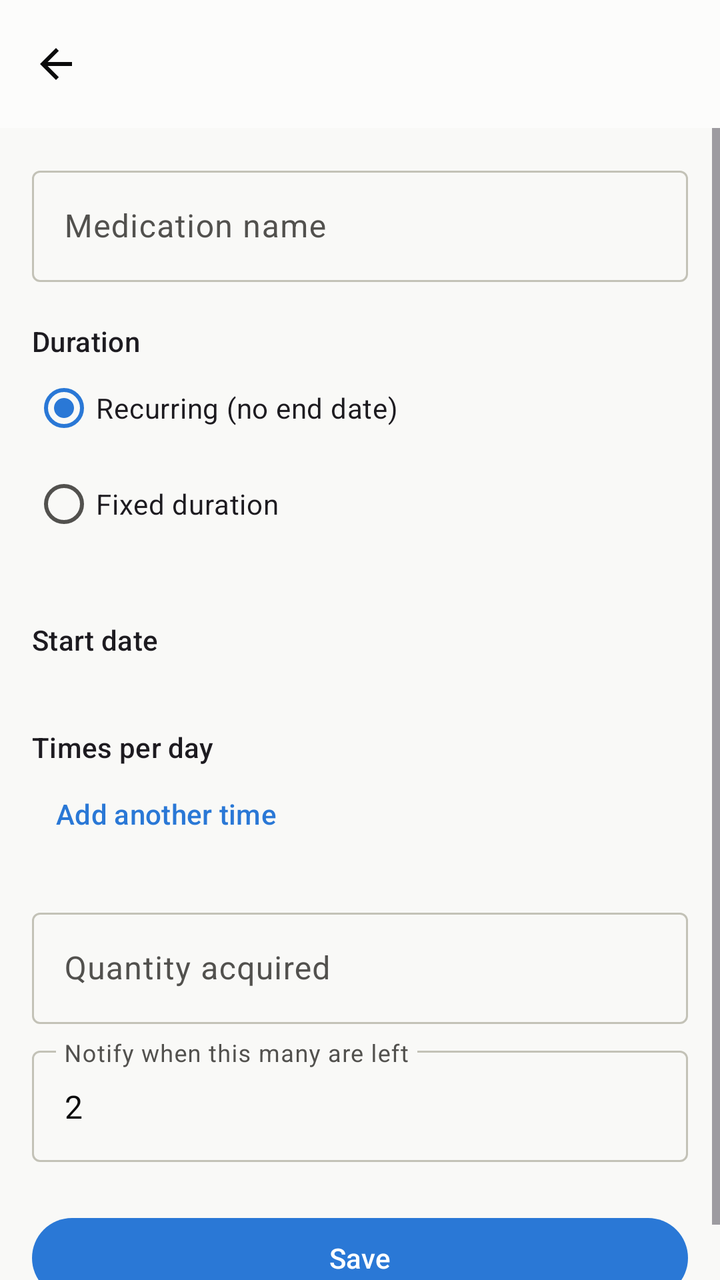
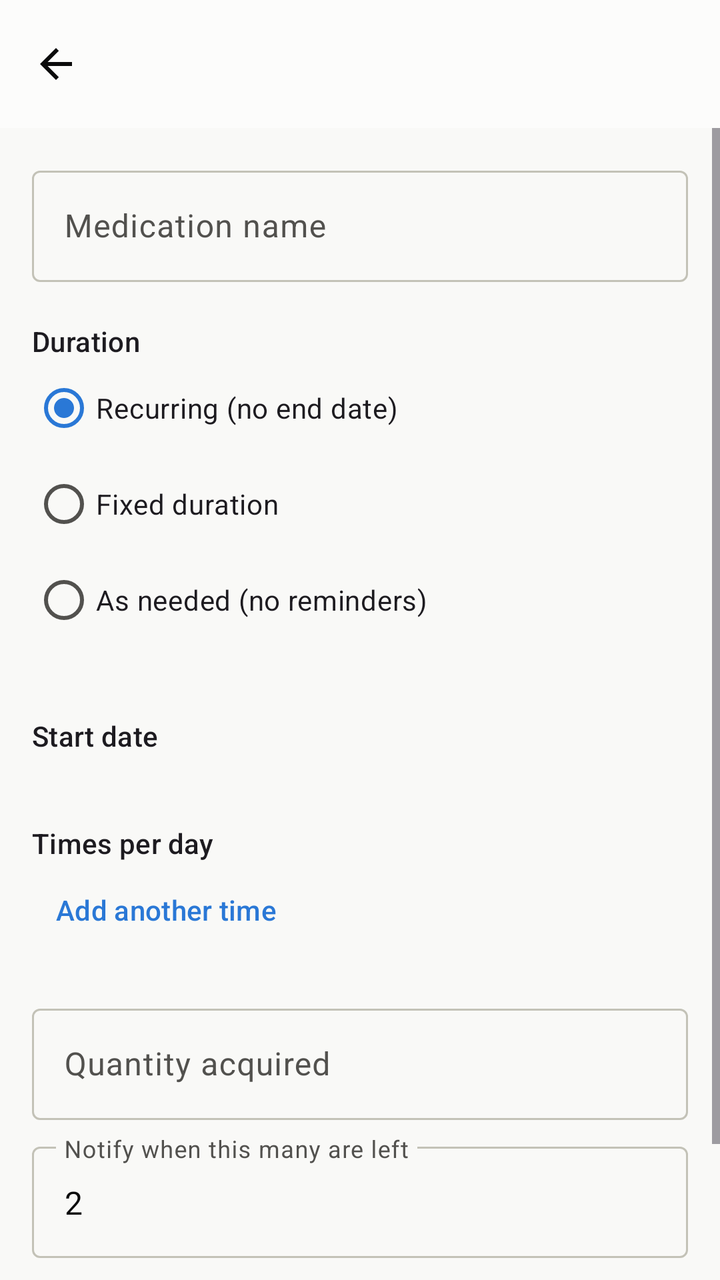

The first picture is an Android layout as it rendered before a commit; the second is the same layout after the commit. The layout source and the unified diff follow.
<!-- AndroidManifest.xml: application theme Theme.MedMe -->
<!-- res/layout/activity_add_edit_medication.xml -->
<?xml version="1.0" encoding="utf-8"?>
<LinearLayout xmlns:android="http://schemas.android.com/apk/res/android"
    xmlns:app="http://schemas.android.com/apk/res-auto"
    android:id="@+id/rootLayout"
    android:layout_width="match_parent"
    android:layout_height="match_parent"
    android:orientation="vertical">

    <androidx.appcompat.widget.Toolbar
        android:id="@+id/toolbar"
        android:layout_width="match_parent"
        android:layout_height="?attr/actionBarSize"
        android:background="?attr/colorSurface"
        app:navigationIcon="@drawable/ic_back" />

    <ScrollView
        android:layout_width="match_parent"
        android:layout_height="match_parent">

        <LinearLayout
            android:layout_width="match_parent"
            android:layout_height="wrap_content"
            android:orientation="vertical"
            android:padding="16dp">

            <com.google.android.material.textfield.TextInputLayout
                android:layout_width="match_parent"
                android:layout_height="wrap_content"
                android:hint="@string/hint_medication_name">

                <com.google.android.material.textfield.TextInputEditText
                    android:id="@+id/editMedName"
                    android:layout_width="match_parent"
                    android:layout_height="wrap_content" />

            </com.google.android.material.textfield.TextInputLayout>

            <TextView
                android:layout_width="match_parent"
                android:layout_height="wrap_content"
                android:layout_marginTop="20dp"
                android:text="@string/label_duration"
                android:textAppearance="?attr/textAppearanceTitleSmall" />

            <RadioGroup
                android:id="@+id/radioGroupDuration"
                android:layout_width="match_parent"
                android:layout_height="wrap_content">

                <RadioButton
                    android:id="@+id/radioRecurring"
                    android:layout_width="match_parent"
                    android:layout_height="wrap_content"
                    android:checked="true"
                    android:text="@string/duration_recurring" />

                <RadioButton
                    android:id="@+id/radioFixedDays"
                    android:layout_width="match_parent"
                    android:layout_height="wrap_content"
                    android:text="@string/duration_fixed_days" />

            </RadioGroup>

            <LinearLayout
                android:id="@+id/layoutTotalDays"
                android:layout_width="match_parent"
                android:layout_height="wrap_content"
                android:layout_marginTop="8dp"
                android:gravity="center_vertical"
                android:orientation="horizontal"
                android:visibility="gone">

                <com.google.android.material.textfield.TextInputLayout
                    android:layout_width="0dp"
                    android:layout_height="wrap_content"
                    android:layout_weight="1"
                    android:hint="@string/hint_total_days">

                    <com.google.android.material.textfield.TextInputEditText
                        android:id="@+id/editTotalDays"
                        android:layout_width="match_parent"
                        android:layout_height="wrap_content"
                        android:inputType="number" />

                </com.google.android.material.textfield.TextInputLayout>

                <Spinner
                    android:id="@+id/spinnerDurationUnit"
                    android:layout_width="wrap_content"
                    android:layout_height="wrap_content"
                    android:layout_marginStart="8dp"
                    android:entries="@array/duration_units" />

            </LinearLayout>

            <LinearLayout
                android:layout_width="match_parent"
                android:layout_height="wrap_content"
                android:layout_marginTop="20dp"
                android:gravity="center_vertical"
                android:orientation="horizontal">

                <TextView
                    android:layout_width="0dp"
                    android:layout_height="wrap_content"
                    android:layout_weight="1"
                    android:text="@string/label_start_date"
                    android:textAppearance="?attr/textAppearanceTitleSmall" />

                <Button
                    android:id="@+id/buttonPickStartDate"
                    style="?attr/borderlessButtonStyle"
                    android:layout_width="wrap_content"
                    android:layout_height="wrap_content" />

            </LinearLayout>

            <TextView
                android:layout_width="match_parent"
                android:layout_height="wrap_content"
                android:layout_marginTop="20dp"
                android:text="@string/label_dose_times"
                android:textAppearance="?attr/textAppearanceTitleSmall" />

            <LinearLayout
                android:id="@+id/containerDoseTimes"
                android:layout_width="match_parent"
                android:layout_height="wrap_content"
                android:orientation="vertical" />

            <Button
                android:id="@+id/buttonAddTimeSlot"
                style="?attr/borderlessButtonStyle"
                android:layout_width="wrap_content"
                android:layout_height="wrap_content"
                android:layout_gravity="start"
                android:text="@string/add_another_time" />

            <LinearLayout
                android:id="@+id/layoutInitialQuantity"
                android:layout_width="match_parent"
                android:layout_height="wrap_content"
                android:orientation="vertical">

                <com.google.android.material.textfield.TextInputLayout
                    android:layout_width="match_parent"
                    android:layout_height="wrap_content"
                    android:layout_marginTop="20dp"
                    android:hint="@string/hint_initial_quantity">

                    <com.google.android.material.textfield.TextInputEditText
                        android:id="@+id/editInitialQuantity"
                        android:layout_width="match_parent"
                        android:layout_height="wrap_content"
                        android:inputType="number" />

                </com.google.android.material.textfield.TextInputLayout>

            </LinearLayout>

            <com.google.android.material.textfield.TextInputLayout
                android:layout_width="match_parent"
                android:layout_height="wrap_content"
                android:layout_marginTop="8dp"
                android:hint="@string/hint_low_stock_threshold">

                <com.google.android.material.textfield.TextInputEditText
                    android:id="@+id/editLowStockThreshold"
                    android:layout_width="match_parent"
                    android:layout_height="wrap_content"
                    android:inputType="number"
                    android:text="@string/default_low_stock_threshold" />

            </com.google.android.material.textfield.TextInputLayout>

            <Button
                android:id="@+id/buttonSave"
                android:layout_width="match_parent"
                android:layout_height="wrap_content"
                android:layout_marginTop="24dp"
                android:text="@string/action_save" />

        </LinearLayout>

    </ScrollView>

</LinearLayout>
<!-- resources referenced by this layout -->
<resources>
  <string-array name="duration_units">
          <item>Days</item>
          <item>Weeks</item>
          <item>Months</item>
      </string-array>
  <!-- drawable ic_back (drawable) -->
  <vector xmlns:android="http://schemas.android.com/apk/res/android"
      android:width="24dp"
      android:height="24dp"
      android:viewportWidth="24"
      android:viewportHeight="24"
      android:tint="?attr/colorOnSurface">
      <path
          android:fillColor="@android:color/white"
          android:pathData="M20,11H7.83l5.59,-5.59L12,4l-8,8 8,8 1.41,-1.41L7.83,13H20v-2z" />
  </vector>
  <string name="action_save">Save</string>
  <string name="add_another_time">Add another time</string>
  <string name="default_low_stock_threshold">2</string>
  <string name="duration_fixed_days">Fixed duration</string>
  <string name="duration_recurring">Recurring (no end date)</string>
  <string name="hint_initial_quantity">Quantity acquired</string>
  <string name="hint_low_stock_threshold">Notify when this many are left</string>
  <string name="hint_medication_name">Medication name</string>
  <string name="hint_total_days">Duration</string>
  <string name="label_dose_times">Times per day</string>
  <string name="label_duration">Duration</string>
  <string name="label_start_date">Start date</string>
  <style name="Theme.MedMe" parent="Theme.Material3.DayNight.NoActionBar">
          <item name="colorPrimary">@color/md_primary</item>
          <item name="colorOnPrimary">@color/md_on_primary</item>
          <item name="colorPrimaryContainer">@color/md_primary_container</item>
          <item name="colorOnPrimaryContainer">@color/md_on_primary_container</item>
          <item name="colorSurface">@color/md_surface</item>
          <item name="colorOnSurface">@color/md_on_surface</item>
          <item name="colorOnSurfaceVariant">@color/md_on_surface_variant</item>
          <item name="android:colorBackground">@color/md_background</item>
          <item name="colorOutline">@color/md_outline</item>
          <item name="android:statusBarColor">@color/md_surface</item>
          <item name="android:windowLightStatusBar" tools:targetApi="m">true</item>
      </style>
  <color name="md_primary">#2a78d6</color>
  <color name="md_on_primary">#ffffff</color>
  <color name="md_primary_container">#cde2fb</color>
  <color name="md_on_primary_container">#0d366b</color>
  <color name="md_surface">#fcfcfb</color>
  <color name="md_on_surface">#0b0b0b</color>
  <color name="md_on_surface_variant">#52514e</color>
  <color name="md_background">#f9f9f7</color>
  <color name="md_outline">#c3c2b7</color>
</resources>

<!-- the commit's change to res/layout/activity_add_edit_medication.xml (unified diff, before → after) -->
@@ -60,6 +60,12 @@
                     android:layout_height="wrap_content"
                     android:text="@string/duration_fixed_days" />
 
+                <RadioButton
+                    android:id="@+id/radioAsNeeded"
+                    android:layout_width="match_parent"
+                    android:layout_height="wrap_content"
+                    android:text="@string/duration_as_needed" />
+
             </RadioGroup>
 
             <LinearLayout
@@ -95,47 +101,65 @@
             </LinearLayout>
 
             <LinearLayout
-                android:layout_width="match_parent"
-                android:layout_height="wrap_content"
-                android:layout_marginTop="20dp"
-                android:gravity="center_vertical"
-                android:orientation="horizontal">
+                android:id="@+id/layoutScheduleSection"
+                android:layout_width="match_parent"
+                android:layout_height="wrap_content"
+                android:orientation="vertical">
+
+                <LinearLayout
+                    android:layout_width="match_parent"
+                    android:layout_height="wrap_content"
+                    android:layout_marginTop="20dp"
+                    android:gravity="center_vertical"
+                    android:orientation="horizontal">
+
+                    <TextView
+                        android:layout_width="0dp"
+                        android:layout_height="wrap_content"
+                        android:layout_weight="1"
+                        android:text="@string/label_start_date"
+                        android:textAppearance="?attr/textAppearanceTitleSmall" />
+
+                    <Button
+                        android:id="@+id/buttonPickStartDate"
+                        style="?attr/borderlessButtonStyle"
+                        android:layout_width="wrap_content"
+                        android:layout_height="wrap_content" />
+
+                </LinearLayout>
 
                 <TextView
-                    android:layout_width="0dp"
-                    android:layout_height="wrap_content"
-                    android:layout_weight="1"
-                    android:text="@string/label_start_date"
+                    android:layout_width="match_parent"
+                    android:layout_height="wrap_content"
+                    android:layout_marginTop="20dp"
+                    android:text="@string/label_dose_times"
                     android:textAppearance="?attr/textAppearanceTitleSmall" />
 
+                <LinearLayout
+                    android:id="@+id/containerDoseTimes"
+                    android:layout_width="match_parent"
+                    android:layout_height="wrap_content"
+                    android:orientation="vertical" />
+
                 <Button
-                    android:id="@+id/buttonPickStartDate"
+                    android:id="@+id/buttonAddTimeSlot"
                     style="?attr/borderlessButtonStyle"
                     android:layout_width="wrap_content"
-                    android:layout_height="wrap_content" />
+                    android:layout_height="wrap_content"
+                    android:layout_gravity="start"
+                    android:text="@string/add_another_time" />
 
             </LinearLayout>
 
             <TextView
+                android:id="@+id/textAsNeededNote"
                 android:layout_width="match_parent"
                 android:layout_height="wrap_content"
                 android:layout_marginTop="20dp"
-                android:text="@string/label_dose_times"
-                android:textAppearance="?attr/textAppearanceTitleSmall" />
-
-            <LinearLayout
-                android:id="@+id/containerDoseTimes"
-                android:layout_width="match_parent"
-                android:layout_height="wrap_content"
-                android:orientation="vertical" />
-
-            <Button
-                android:id="@+id/buttonAddTimeSlot"
-                style="?attr/borderlessButtonStyle"
-                android:layout_width="wrap_content"
-                android:layout_height="wrap_content"
-                android:layout_gravity="start"
-                android:text="@string/add_another_time" />
+                android:text="@string/as_needed_note"
+                android:textAppearance="?attr/textAppearanceBodyMedium"
+                android:textColor="?attr/colorOnSurfaceVariant"
+                android:visibility="gone" />
 
             <LinearLayout
                 android:id="@+id/layoutInitialQuantity"
<!-- resource entries referenced after the edit -->
@@ -18,7 +18,9 @@
   </vector>
   <string name="action_save">Save</string>
   <string name="add_another_time">Add another time</string>
+  <string name="as_needed_note">No reminder times are set for this medication. Use \"Log dose taken now\" on its detail screen whenever you take one, so stock stays accurate.</string>
   <string name="default_low_stock_threshold">2</string>
+  <string name="duration_as_needed">As needed (no reminders)</string>
   <string name="duration_fixed_days">Fixed duration</string>
   <string name="duration_recurring">Recurring (no end date)</string>
   <string name="hint_initial_quantity">Quantity acquired</string>
